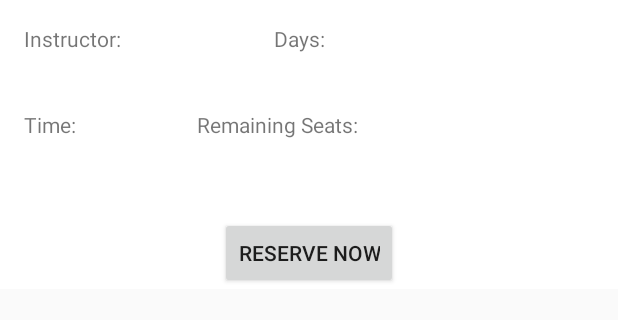
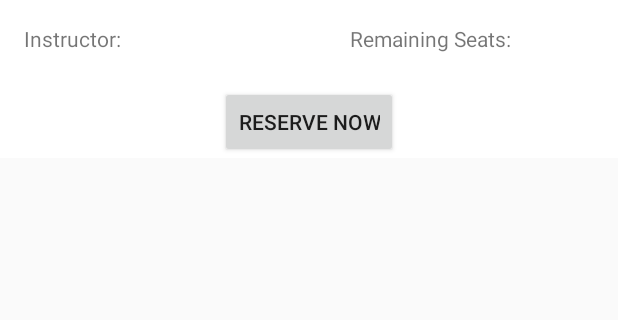
Before and after one commit to marcjaklis/FYP, an Android app: the layout list_item_child_class_from_category.xml on its own in the app's theme, with its tools: preview values and no code run, on a phone screen of 412 x 824 dp. Shown: the top 320 px of the screen. Run offline under Robolectric (Android 15) with nearby library versions, the phone set to English and light mode, and no system bars.

Commit message:
Fixed Design of Displaying Classes in Categories Page

```diff
--- a/app/src/main/java/com/example/fypgymapp/MyClassChildViewHolder.java
+++ b/app/src/main/java/com/example/fypgymapp/MyClassChildViewHolder.java
@@ -12,9 +12,7 @@ import com.bignerdranch.expandablerecyclerview.ViewHolder.ChildViewHolder;
 
 public class MyClassChildViewHolder extends ChildViewHolder {
 
-    public TextView time;
     public TextView instructor;
-    public TextView days;
     public TextView remainingSeats;
     public Button reserve;
 
@@ -22,9 +20,7 @@ public class MyClassChildViewHolder extends ChildViewHolder {
     public MyClassChildViewHolder(View itemView) {
         super(itemView);
 
-        time = (TextView) itemView.findViewById(R.id.time);
         instructor = (TextView) itemView.findViewById(R.id.instructor);
-        days = (TextView) itemView.findViewById(R.id.days);
         remainingSeats = (TextView) itemView.findViewById(R.id.remainingseats);
         reserve = (Button) itemView.findViewById(R.id.reserve);
 
--- a/app/src/main/java/com/example/fypgymapp/MyClassExpandableAdapter.java
+++ b/app/src/main/java/com/example/fypgymapp/MyClassExpandableAdapter.java
@@ -46,6 +46,7 @@ public class MyClassExpandableAdapter extends ExpandableRecyclerAdapter<MyClassP
 
         ParentClass parentClass = (ParentClass) o;
         myClassParentViewHolder.title.setText(parentClass.getTitle());
+        myClassParentViewHolder.dateAndTime.setText(parentClass.getDateAndTime());
         Log.d(TAG2, "MyClassExpandableAdapter onBindParentViewHolder called" );
     }
 
@@ -53,9 +54,7 @@ public class MyClassExpandableAdapter extends ExpandableRecyclerAdapter<MyClassP
     public void onBindChildViewHolder(MyClassChildViewHolder myClassChildViewHolder, int i, Object o) {
         ChildClass childClass = (ChildClass) o;
         myClassChildViewHolder.instructor.setText(childClass.getInstructor());
-        myClassChildViewHolder.days.setText(childClass.getDays());
         myClassChildViewHolder.remainingSeats.setText(String.valueOf(childClass.getRemainingSeats()));
-        myClassChildViewHolder.time.setText(childClass.getTime());
 
         Log.d(TAG2, "MyClassExpandableAdapter onBindParentViewHolder called" );
 
--- a/app/src/main/java/com/example/fypgymapp/MyClassParentViewHolder.java
+++ b/app/src/main/java/com/example/fypgymapp/MyClassParentViewHolder.java
@@ -13,12 +13,14 @@ import com.bignerdranch.expandablerecyclerview.ViewHolder.ParentViewHolder;
 public class MyClassParentViewHolder extends ParentViewHolder {
 
     public TextView title;
+    public TextView dateAndTime;
     public ImageButton dropDownArrow;
 
     public MyClassParentViewHolder(View itemView) {
         super(itemView);
 
         title = (TextView) itemView.findViewById(R.id.parent_list_item_crime_title_text_view);
+        dateAndTime = (TextView) itemView.findViewById(R.id.parent_list_item_day_and_time);
         dropDownArrow = (ImageButton) itemView.findViewById(R.id.parent_list_item_expand_arrow);
     }
 }
--- a/app/src/main/res/layout/content_display_classes_from_categories.xml
+++ b/app/src/main/res/layout/content_display_classes_from_categories.xml
@@ -14,7 +14,6 @@
         android:layout_width="match_parent"
         android:layout_height="230dp"
         android:layout_weight="1"
-        app:srcCompat="@drawable/bodybuildingfeatured"
         android:layout_alignParentTop="true"
         android:layout_alignParentStart="true" />
 
--- a/app/src/main/res/layout/list_item_child_class_from_category.xml
+++ b/app/src/main/res/layout/list_item_child_class_from_category.xml
@@ -13,43 +13,24 @@
         android:layout_marginTop="16dp"
         android:layout_marginBottom="38dp" />
 
-    <TextView
-        android:id="@+id/time"
-        android:layout_width="wrap_content"
-        android:layout_height="wrap_content"
-        android:text="Time: "
-        android:layout_below="@+id/instructor"
-        android:layout_marginStart="16dp"
-         />
-
-
 
     <TextView
         android:id="@+id/remainingseats"
         android:layout_width="wrap_content"
         android:layout_height="wrap_content"
-        android:layout_marginStart="77dp"
         android:text="Remaining Seats: "
-        android:layout_alignBaseline="@+id/time"
-        android:layout_alignBottom="@+id/time"
-        android:layout_toRightOf="@+id/time"/>
-
-    <TextView
-        android:id="@+id/days"
-        android:layout_width="wrap_content"
-        android:layout_height="wrap_content"
-        android:text="Days: "
         android:layout_alignBaseline="@+id/instructor"
         android:layout_alignBottom="@+id/instructor"
-        android:layout_alignEnd="@+id/remainingseats"
-        android:layout_marginEnd="22dp" />
+        android:layout_alignParentEnd="true"
+        android:layout_marginEnd="68dp" />
 
     <Button
         android:id="@+id/reserve"
         android:layout_width="wrap_content"
         android:layout_height="wrap_content"
-        android:layout_marginTop="52dp"
+        android:layout_marginTop="22dp"
         android:text="Reserve now"
         android:layout_below="@+id/remainingseats"
-        android:layout_centerHorizontal="true" />
+        android:layout_marginStart="35dp"
+        android:layout_centerHorizontal="true"/>
 </RelativeLayout>
--- a/app/src/main/res/menu/activity_featured_drawer.xml
+++ b/app/src/main/res/menu/activity_featured_drawer.xml
@@ -4,11 +4,11 @@
     <group android:checkableBehavior="single"/>
         <item
             android:id="@+id/nav_featured"
-            android:icon="@drawable/ic_menu_camera"
+            android:icon="@drawable/star"
             android:title="@string/featured" />
         <item
             android:id="@+id/nav_categories"
-            android:icon="@drawable/ic_menu_gallery"
+            android:icon="@drawable/category"
             android:title="@string/categories" />
 
 
```
Also changed, not shown: app/src/main/java/com/example/fypgymapp/ChildClass.java (+1 -29 lines), app/src/main/java/com/example/fypgymapp/DisplayClassesFromCategories.java (+33 -3 lines), app/src/main/java/com/example/fypgymapp/MainActivity.java (+4 -4 lines), app/src/main/java/com/example/fypgymapp/MyGymClass.java (+26 -37 lines), app/src/main/java/com/example/fypgymapp/ParentClass.java (+11 -1 lines), app/src/main/res/layout/list_item_parent_class_from_category.xml (+8 -0 lines), app/src/main/res/drawable/category.png (added), app/src/main/res/drawable/star.png (added).
